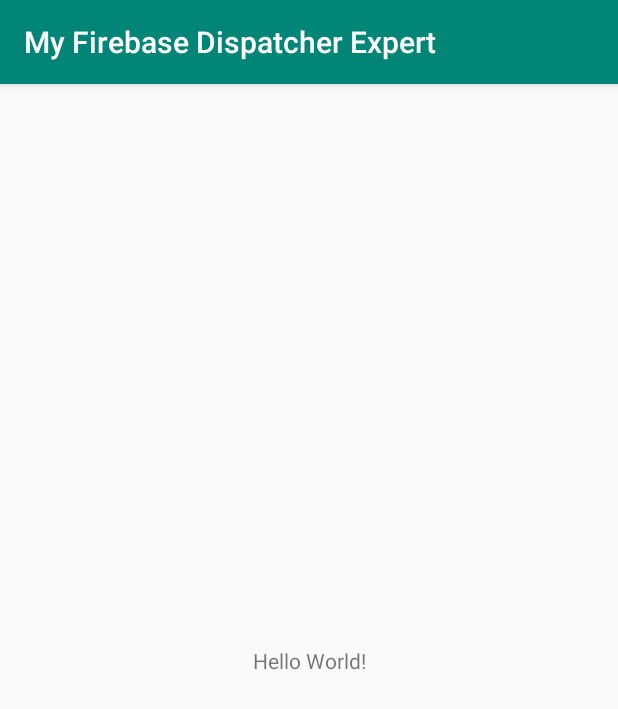
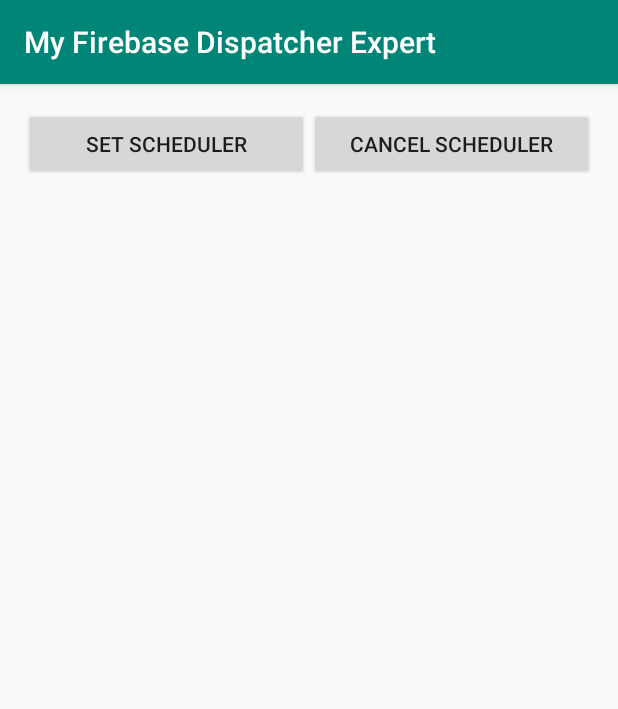
Before and after one commit to dendickys/my-firebase-dispatcher-expert, an Android app: the screen it shows after launch (MainActivity), on a phone screen of 412 x 824 dp. Shown: the top 709 px of the screen. Run offline under Robolectric (Android 15) with nearby library versions, the phone set to English and light mode, and no system bars.

Commit message:
modify activity_main.xml

```diff
--- a/app/build.gradle
+++ b/app/build.gradle
@@ -22,6 +22,8 @@ dependencies {
     implementation fileTree(dir: 'libs', include: ['*.jar'])
     implementation 'androidx.appcompat:appcompat:1.1.0'
     implementation 'androidx.constraintlayout:constraintlayout:1.1.3'
+    implementation 'com.firebase:firebase-jobdispatcher:0.8.5'
+    implementation 'com.loopj.android:android-async-http:1.4.9'
     testImplementation 'junit:junit:4.12'
     androidTestImplementation 'androidx.test.ext:junit:1.1.1'
     androidTestImplementation 'androidx.test.espresso:espresso-core:3.2.0'
--- a/app/src/main/AndroidManifest.xml
+++ b/app/src/main/AndroidManifest.xml
@@ -1,6 +1,8 @@
 <?xml version="1.0" encoding="utf-8"?>
 <manifest xmlns:android="http://schemas.android.com/apk/res/android"
     package="com.dendickys.myfirebasedispatcherexpert">
+
+    <uses-permission android:name="android.permission.INTERNET" />
 
     <application
         android:allowBackup="true"
--- a/app/src/main/res/layout/activity_main.xml
+++ b/app/src/main/res/layout/activity_main.xml
@@ -1,18 +1,29 @@
 <?xml version="1.0" encoding="utf-8"?>
-<androidx.constraintlayout.widget.ConstraintLayout xmlns:android="http://schemas.android.com/apk/res/android"
+<LinearLayout xmlns:android="http://schemas.android.com/apk/res/android"
     xmlns:app="http://schemas.android.com/apk/res-auto"
     xmlns:tools="http://schemas.android.com/tools"
+    android:id="@+id/activity_main"
     android:layout_width="match_parent"
     android:layout_height="match_parent"
+    android:orientation="horizontal"
+    android:paddingLeft="@dimen/activity_horizontal_margin"
+    android:paddingTop="@dimen/activity_vertical_margin"
+    android:paddingRight="@dimen/activity_horizontal_margin"
+    android:paddingBottom="@dimen/activity_vertical_margin"
     tools:context=".MainActivity">
 
-    <TextView
-        android:layout_width="wrap_content"
+    <Button
+        android:id="@+id/btn_set_scheduler"
+        android:layout_width="match_parent"
         android:layout_height="wrap_content"
-        android:text="Hello World!"
-        app:layout_constraintBottom_toBottomOf="parent"
-        app:layout_constraintLeft_toLeftOf="parent"
-        app:layout_constraintRight_toRightOf="parent"
-        app:layout_constraintTop_toTopOf="parent" />
+        android:layout_weight="0.5"
+        android:text="@string/set_scheduler" />
 
-</androidx.constraintlayout.widget.ConstraintLayout>
+    <Button
+        android:id="@+id/btn_cancel_scheduler"
+        android:layout_width="match_parent"
+        android:layout_height="wrap_content"
+        android:layout_weight="0.5"
+        android:text="@string/cancel_scheduler" />
+
+</LinearLayout>
--- /dev/null
+++ b/app/src/main/res/values/dimens.xml
@@ -0,0 +1,6 @@
+<?xml version="1.0" encoding="utf-8"?>
+<resources>
+    <!-- Default screen margins, per the Android Design guidelines. -->
+    <dimen name="activity_horizontal_margin">16dp</dimen>
+    <dimen name="activity_vertical_margin">16dp</dimen>
+</resources>
--- a/app/src/main/res/values/strings.xml
+++ b/app/src/main/res/values/strings.xml
@@ -1,3 +1,5 @@
 <resources>
     <string name="app_name">My Firebase Dispatcher Expert</string>
+    <string name="set_scheduler">Set Scheduler</string>
+    <string name="cancel_scheduler">Cancel Scheduler</string>
 </resources>
```
